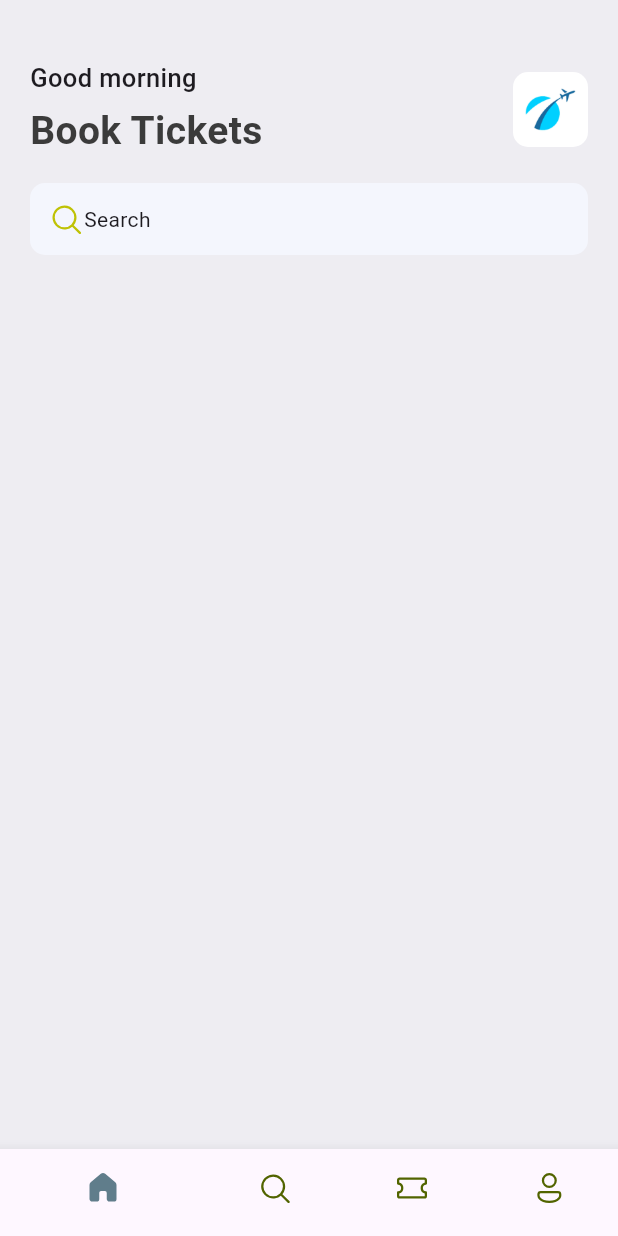
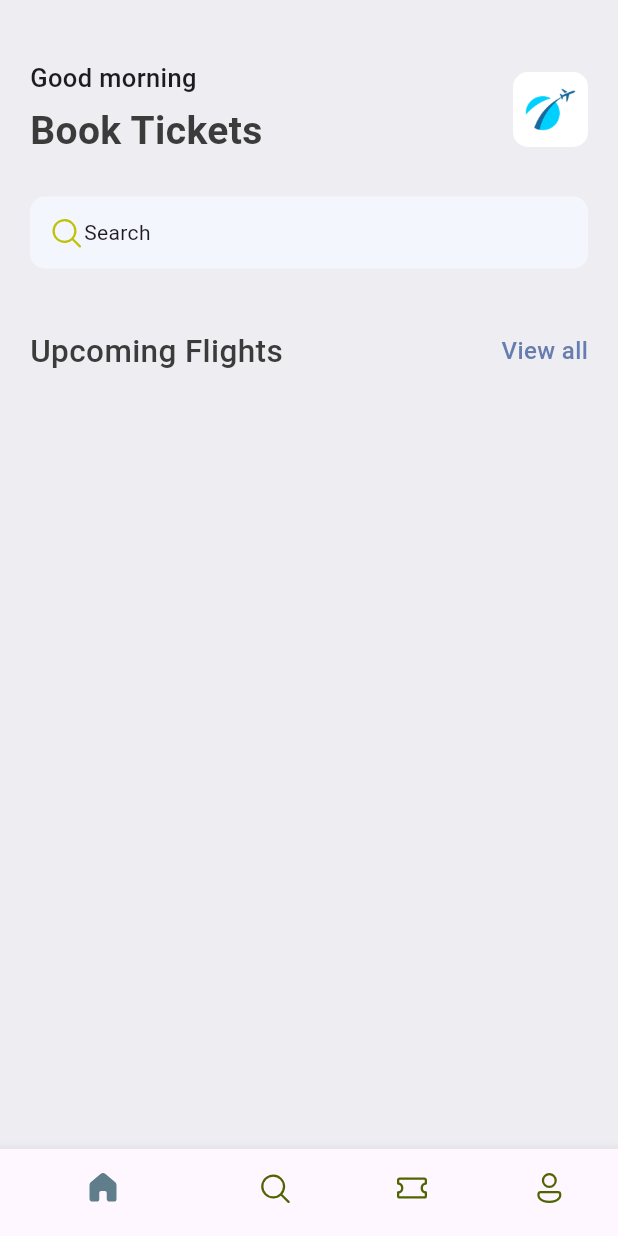
Before and after one commit to djonzoumbek/ticket_app, a Flutter app: the screen it shows after launch, on a phone screen of 412 x 824 dp. Run offline on Flutter 3.47's test engine with Material 3 defaults, Android fonts, the phone set to English and light mode, and no system bars; our stand-ins replace fluentui_icons.

Commit message:
Fin de la section de texte on passe à la section de tickets

```diff
--- a/lib/base/bottom_nav_bar.dart
+++ b/lib/base/bottom_nav_bar.dart
@@ -1,6 +1,6 @@
 import 'package:fluentui_icons/fluentui_icons.dart';
 import 'package:flutter/material.dart';
-import 'package:ticker_app/base/screens/home_screen.dart';
+import 'package:ticker_app/screens/home_screen.dart';
 
 class BottomNavBar extends StatefulWidget {
   const BottomNavBar({super.key});
--- a/lib/base/res/styles/app_styles.dart
+++ b/lib/base/res/styles/app_styles.dart
@@ -7,10 +7,18 @@ class AppStyles{
   static Color textColor =  Color(0xFF3b3b3b);
   static Color bgColor =  Color(0xFFeeedf2);
 
+
+  static TextStyle textStyle = TextStyle(fontSize: 16, color: textColor, fontWeight: FontWeight.w500);
   static TextStyle headLineStyle1 = TextStyle(
     fontSize: 26,
     fontWeight: FontWeight.bold,
-    color: AppStyles.textColor,
+    color: textColor,
+  );
+
+  static TextStyle headLineStyle2 = TextStyle(
+    fontSize: 21,
+    fontWeight: FontWeight.w500,
+    color: textColor,
   );
 
   static TextStyle headLineStyle3 = TextStyle(
--- /dev/null
+++ b/lib/base/widgets/app_double_text.dart
@@ -0,0 +1,25 @@
+import 'package:flutter/material.dart';
+import 'package:ticker_app/base/res/styles/app_styles.dart';
+
+class AppDoubleText extends StatelessWidget {
+  final String bigText;
+  final String smallText;
+  const AppDoubleText({super.key, required this.bigText, required this.smallText});
+
+  @override
+  Widget build(BuildContext context) {
+    return Row(
+      mainAxisAlignment: MainAxisAlignment.spaceBetween,
+      children: [
+        Text(bigText, style: AppStyles.headLineStyle2,),
+        InkWell(
+          onTap:(){} ,
+          child: Text(smallText, style: AppStyles.textStyle.copyWith(
+            color: AppStyles.primaryColor,
+          )),
+
+        ),
+      ],
+    );
+  }
+}
--- a/lib/base/screens/home_screen.dart
+++ b/lib/screens/home_screen.dart
@@ -2,6 +2,7 @@ import 'package:fluentui_icons/fluentui_icons.dart';
 import 'package:flutter/material.dart';
 import 'package:ticker_app/base/res/media.dart';
 import 'package:ticker_app/base/res/styles/app_styles.dart';
+import 'package:ticker_app/base/widgets/app_double_text.dart';
 
 class HomeScreen extends StatelessWidget {
   const HomeScreen({super.key});
@@ -48,7 +49,7 @@ class HomeScreen extends StatelessWidget {
                     ),
                   ],
                 ),
-                const SizedBox(height: 16,),
+                const SizedBox(height: 25),
                 Container(
                   padding: EdgeInsets.symmetric(horizontal: 12, vertical: 12),
                   decoration: BoxDecoration(
@@ -63,9 +64,13 @@ class HomeScreen extends StatelessWidget {
                     ],
                   ),
                 ),
+                const SizedBox(height: 40),
+                AppDoubleText(bigText: "Upcoming Flights", smallText: "View all",),
               ],
             ),
+
           ),
+
         ],
       ),
     );
```
